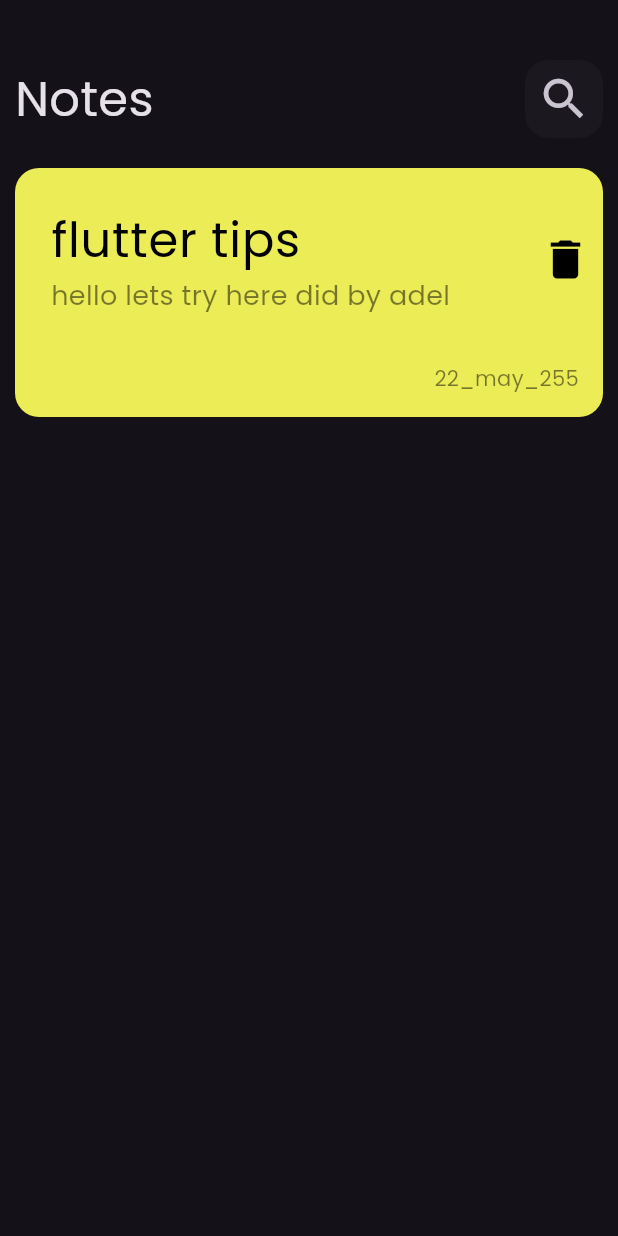
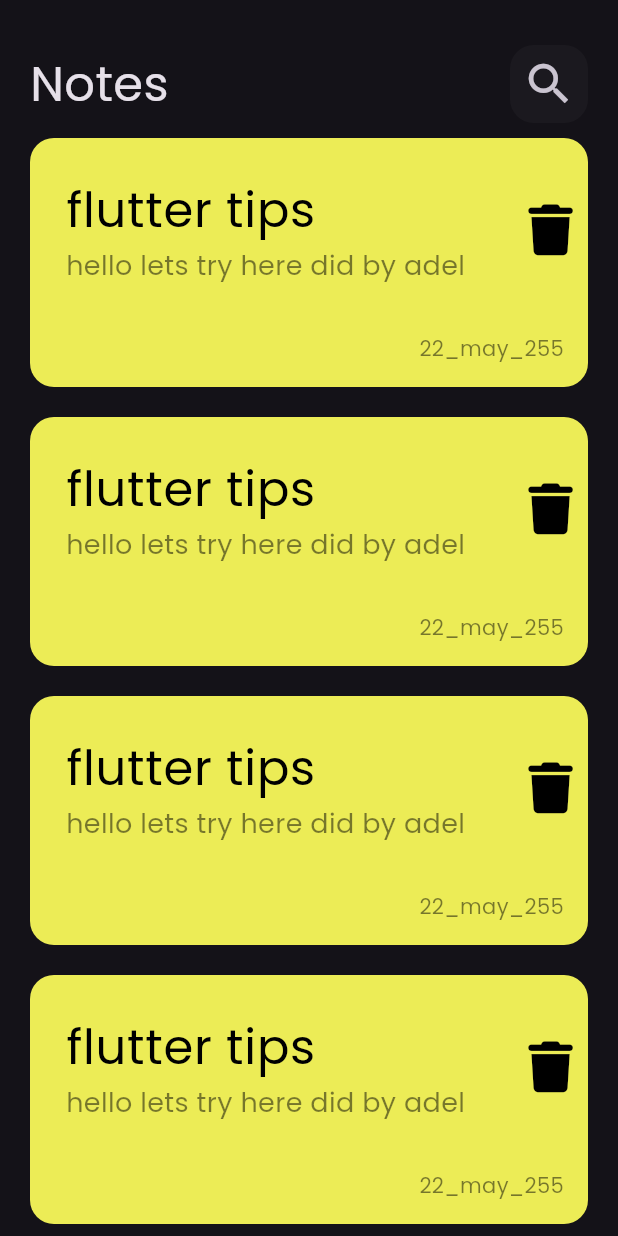
Before and after one commit to AdelIbrahim27/NotesAPP, a Flutter app: the screen it shows after launch, on a phone screen of 412 x 824 dp. Run offline on Flutter 3.47's test engine with Material 3 defaults, Android fonts, the phone set to English and light mode, and no system bars; our stand-ins replace font_awesome_flutter.

Commit message:
listviewitems

```diff
--- a/lib/views/notes_views.dart
+++ b/lib/views/notes_views.dart
@@ -6,7 +6,7 @@ class NoteView extends StatelessWidget {
 
   @override
   Widget build(BuildContext context) {
-    return Scaffold(
+    return  Scaffold(
       body: NotesViewBody(),
 
     );
--- /dev/null
+++ b/lib/widgets/custom_listview.dart
@@ -0,0 +1,18 @@
+
+import 'package:flutter/material.dart';
+import 'package:noteapp/widgets/cutom_card.dart';
+
+class ListViewItems extends StatelessWidget {
+  const ListViewItems({super.key});
+
+  @override
+  Widget build(BuildContext context) {
+    return ListView.builder( itemCount:6 ,itemBuilder: (context,index){
+      return const Padding(
+        padding: EdgeInsets.symmetric(vertical: 10),
+        child: CustomCardItems(),
+      );
+
+    });
+  }
+}
--- a/lib/widgets/cutom_card.dart
+++ b/lib/widgets/cutom_card.dart
@@ -1,6 +1,7 @@
 
 import 'package:flutter/material.dart';
-import 'package:flutter/widgets.dart';
+import 'package:font_awesome_flutter/font_awesome_flutter.dart';
+
 
 class CustomCardItems extends StatelessWidget {
   const CustomCardItems({super.key});
@@ -8,50 +9,26 @@ class CustomCardItems extends StatelessWidget {
   @override
   Widget build(BuildContext context) {
     return Container(
-     padding: EdgeInsets.only(top: 16,bottom: 16,left: 24),
+     padding: const EdgeInsets.only(top: 16,bottom: 16,left: 24),
       decoration: BoxDecoration(
         borderRadius:BorderRadius.circular(16) ,
-        color:Color.fromARGB(242, 248, 248, 89)  ),
+        color:const Color.fromARGB(242, 248, 248, 89)  ),
         child: Column(
         crossAxisAlignment: CrossAxisAlignment.end,
           children: [
+
             ListTile(
               contentPadding: EdgeInsets.zero,
               title: const Text('flutter tips',style:TextStyle(fontSize: 32,color:Colors.black )),
               subtitle: Text('hello lets try here did by adel',style:TextStyle(fontSize: 18,color:Colors.black.withOpacity(0.5) )) ,
-              trailing: IconButton(  onPressed: () {}, icon: const Icon(Icons.delete,size: 34,color:Colors.black ,)),
+              trailing: IconButton(  onPressed: () {}, icon: const Icon(FontAwesomeIcons.trash,size: 34,color:Colors.black ,)),
             ),Padding(
               padding: const EdgeInsets.only(top: 24,right: 16),
               child: Text('22_may_255' ,style: TextStyle(color:Colors.black.withOpacity(0.5),)),
+
             )
           ],
         ),
-
-      // ),child:  Padding(
-      //   padding:const  EdgeInsets.all(20),
-
-
-        // child: Column(
-        //   crossAxisAlignment: CrossAxisAlignment.start,
-        //   children: [
-        //     const Text('flutter tips',style:TextStyle(fontSize: 36,color:Colors.black )),
-        //     Row(mainAxisAlignment: MainAxisAlignment.end,
-        //       children: [
-        //         IconButton(
-        //           onPressed: () {}, icon: const Icon(Icons.delete,size: 34,color:Colors.black ,)),
-        //       ],
-        //     ),
-        //      const Text('hello lets try here ddddddddddddddddddddddddddddd',style:TextStyle(fontSize: 22,color:Colors.brown )),
-        //      const SizedBox(height: 20,),
-        //      const Row(mainAxisAlignment: MainAxisAlignment.end,
-        //      crossAxisAlignment: CrossAxisAlignment.end,
-        //       children: [
-        //         Text('22_322_255' ,style: TextStyle(color:Colors.black ,))
-        //       ],
-        //     ),
-        //   ],
-        // ),
-      // ) ,
     );
   }
 }
--- a/lib/widgets/notes_view_body.dart
+++ b/lib/widgets/notes_view_body.dart
@@ -1,10 +1,9 @@
 import 'package:flutter/cupertino.dart';
 import 'package:flutter/material.dart';
-import 'package:flutter/painting.dart';
-import 'package:flutter/rendering.dart';
+
 import 'package:flutter/widgets.dart';
 import 'package:noteapp/widgets/custom_appbar.dart';
-import 'package:noteapp/widgets/cutom_card.dart';
+import 'package:noteapp/widgets/custom_listview.dart';
 
 class NotesViewBody extends StatelessWidget {
   const NotesViewBody({super.key});
@@ -12,13 +11,12 @@ class NotesViewBody extends StatelessWidget {
   @override
   Widget build(BuildContext context) {
     return const Padding(
-      padding: EdgeInsets.symmetric(horizontal:10),
+      padding: EdgeInsets.symmetric(horizontal:20),
       child: Column(
         children: [
-          SizedBox(height: 40),
+          SizedBox(height: 30),
           CustomAppbar(),
-          SizedBox(height: 20),
-          CustomCardItems(),
+          Expanded(child: ListViewItems()),
         ],
       ),
     );
--- a/pubspec.yaml
+++ b/pubspec.yaml
@@ -35,6 +35,7 @@ dependencies:
   # The following adds the Cupertino Icons font to your application.
   # Use with the CupertinoIcons class for iOS style icons.
   cupertino_icons: ^1.0.6
+  font_awesome_flutter: ^10.7.0
 
 dev_dependencies:
   flutter_test:
```
Also changed, not shown: pubspec.lock.
